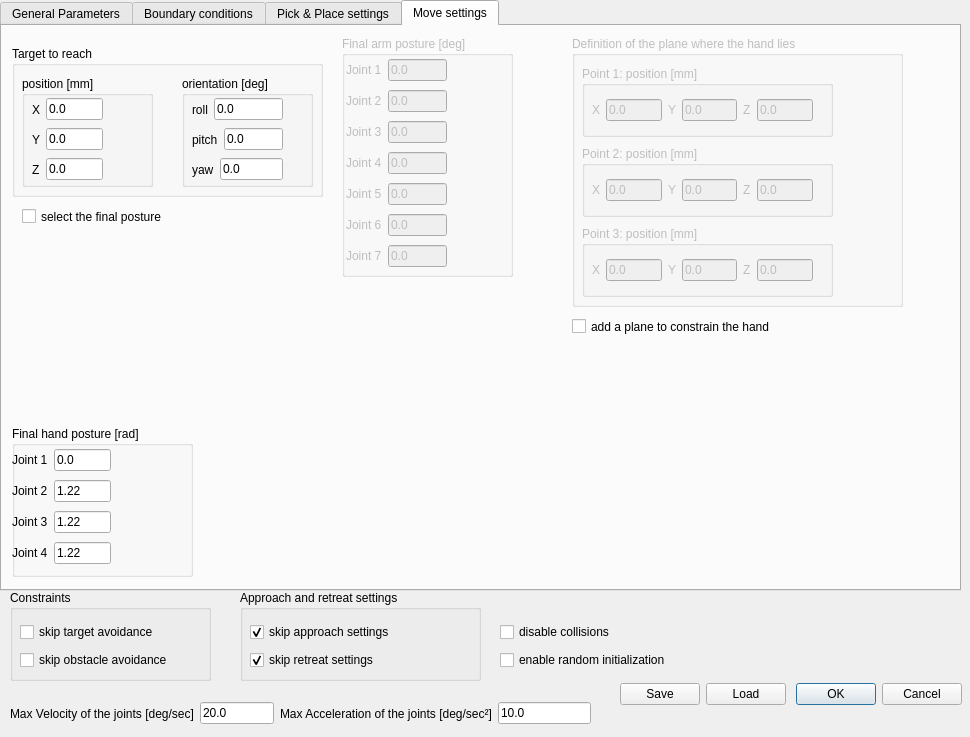
This is ui/toldialoghump.ui in JoaoQPereira/motion_manager as Qt 5 draws it before an edit. The edited form follows.
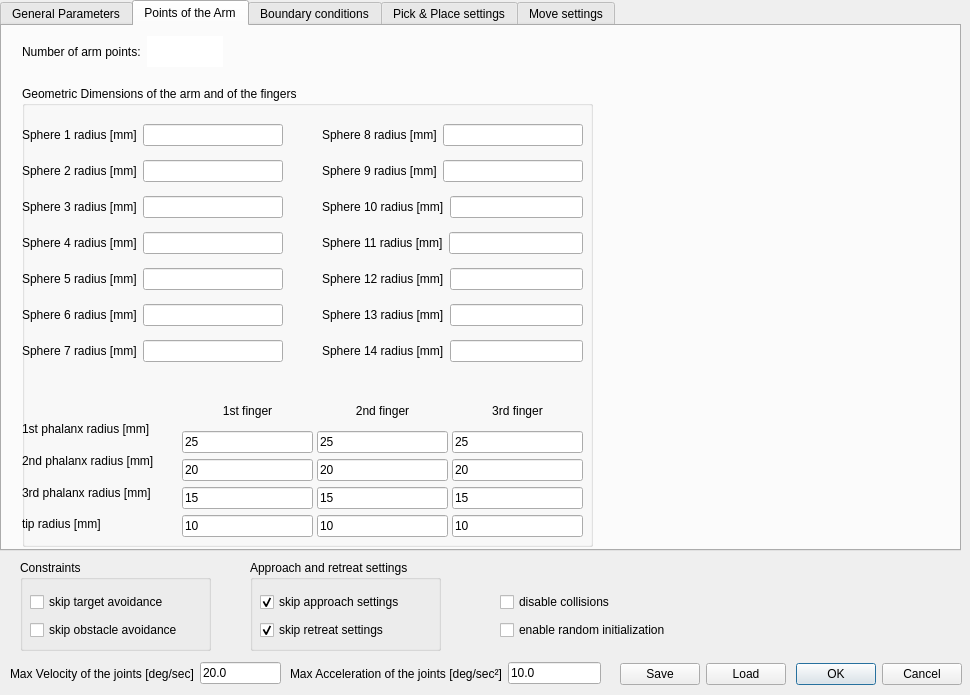
This is the edited form.

Commit message: Points of arm: Update GUI and HUML connection

```diff
--- a/ui/toldialoghump.ui
+++ b/ui/toldialoghump.ui
@@ -7,7 +7,7 @@
     <x>0</x>
     <y>0</y>
     <width>970</width>
-    <height>737</height>
+    <height>695</height>
    </rect>
   </property>
   <property name="windowTitle">
@@ -17,8 +17,8 @@
    <property name="geometry">
     <rect>
      <x>10</x>
-     <y>700</y>
-     <width>264</width>
+     <y>660</y>
+     <width>271</width>
      <height>27</height>
     </rect>
    </property>
@@ -42,9 +42,9 @@
   <widget class="QGroupBox" name="groupBox_constraints">
    <property name="geometry">
     <rect>
-     <x>10</x>
-     <y>590</y>
-     <width>201</width>
+     <x>20</x>
+     <y>560</y>
+     <width>191</width>
      <height>91</height>
     </rect>
    </property>
@@ -84,294 +84,16 @@
      <x>0</x>
      <y>0</y>
      <width>961</width>
-     <height>591</height>
+     <height>551</height>
     </rect>
    </property>
    <property name="currentIndex">
-    <number>3</number>
+    <number>1</number>
    </property>
    <widget class="QWidget" name="tab_huml_params">
     <attribute name="title">
      <string>General Parameters</string>
     </attribute>
-    <widget class="QGroupBox" name="groupBox">
-     <property name="geometry">
-      <rect>
-       <x>10</x>
-       <y>10</y>
-       <width>761</width>
-       <height>161</height>
-      </rect>
-     </property>
-     <property name="title">
-      <string>Geometric Dimensions of the arms and of the fingers</string>
-     </property>
-     <widget class="QWidget" name="layoutWidget_arm">
-      <property name="geometry">
-       <rect>
-        <x>0</x>
-        <y>30</y>
-        <width>191</width>
-        <height>128</height>
-       </rect>
-      </property>
-      <layout class="QVBoxLayout" name="verticalLayout">
-       <item>
-        <layout class="QHBoxLayout" name="horizontalLayout">
-         <item>
-          <widget class="QLabel" name="label_shoulder_r">
-           <property name="text">
-            <string>Shoulder radius [mm]</string>
-           </property>
-          </widget>
-         </item>
-         <item>
-          <widget class="QLineEdit" name="lineEdit_shoulder_r">
-           <property name="text">
-            <string>80.0</string>
-           </property>
-          </widget>
-         </item>
-        </layout>
-       </item>
-       <item>
-        <layout class="QHBoxLayout" name="horizontalLayout_2">
-         <item>
-          <widget class="QLabel" name="label_shoulder_r_2">
-           <property name="text">
-            <string>Elbow radius [mm]</string>
-           </property>
-          </widget>
-         </item>
-         <item>
-          <widget class="QLineEdit" name="lineEdit_elbow_r">
-           <property name="text">
-            <string>70.0</string>
-           </property>
-          </widget>
-         </item>
-        </layout>
-       </item>
-       <item>
-        <layout class="QHBoxLayout" name="horizontalLayout_5">
-         <item>
-          <widget class="QLabel" name="label_shoulder_r_5">
-           <property name="text">
-            <string>Wrist radius [mm]</string>
-           </property>
-          </widget>
-         </item>
-         <item>
-          <widget class="QLineEdit" name="lineEdit_wrist_r">
-           <property name="text">
-            <string>60.0</string>
-           </property>
-          </widget>
-         </item>
-        </layout>
-       </item>
-       <item>
-        <layout class="QHBoxLayout" name="horizontalLayout_6">
-         <item>
-          <widget class="QLabel" name="label_shoulder_r_6">
-           <property name="text">
-            <string>Hand radius [mm]</string>
-           </property>
-          </widget>
-         </item>
-         <item>
-          <widget class="QLineEdit" name="lineEdit_hand_r">
-           <property name="text">
-            <string>50.0</string>
-           </property>
-          </widget>
-         </item>
-        </layout>
-       </item>
-      </layout>
-     </widget>
-     <widget class="QWidget" name="layoutWidget_hand_1">
-      <property name="geometry">
-       <rect>
-        <x>360</x>
-        <y>10</y>
-        <width>131</width>
-        <height>141</height>
-       </rect>
-      </property>
-      <layout class="QVBoxLayout" name="verticalLayout_2">
-       <item>
-        <widget class="QLabel" name="label_5">
-         <property name="text">
-          <string>1st finger</string>
-         </property>
-        </widget>
-       </item>
-       <item>
-        <widget class="QLineEdit" name="lineEdit_hand_1_1">
-         <property name="text">
-          <string>25.0</string>
-         </property>
-        </widget>
-       </item>
-       <item>
-        <widget class="QLineEdit" name="lineEdit_hand_2_1">
-         <property name="text">
-          <string>25.0</string>
-         </property>
-        </widget>
-       </item>
-       <item>
-        <widget class="QLineEdit" name="lineEdit_hand_3_1">
-         <property name="text">
-          <string>20.0</string>
-         </property>
-        </widget>
-       </item>
-       <item>
-        <widget class="QLineEdit" name="lineEdit_hand_tip_1">
-         <property name="text">
-          <string>5.0</string>
-         </property>
-        </widget>
-       </item>
-      </layout>
-     </widget>
-     <widget class="QWidget" name="layoutWidget_hand_2">
-      <property name="geometry">
-       <rect>
-        <x>495</x>
-        <y>10</y>
-        <width>131</width>
-        <height>141</height>
-       </rect>
-      </property>
-      <layout class="QVBoxLayout" name="verticalLayout_3">
-       <item>
-        <widget class="QLabel" name="label_6">
-         <property name="text">
-          <string>2nd finger</string>
-         </property>
-        </widget>
-       </item>
-       <item>
-        <widget class="QLineEdit" name="lineEdit_hand_1_2">
-         <property name="text">
-          <string>25.0</string>
-         </property>
-        </widget>
-       </item>
-       <item>
-        <widget class="QLineEdit" name="lineEdit_hand_2_2">
-         <property name="text">
-          <string>25.0</string>
-         </property>
-        </widget>
-       </item>
-       <item>
-        <widget class="QLineEdit" name="lineEdit_hand_3_2">
-         <property name="text">
-          <string>20.0</string>
-         </property>
-        </widget>
-       </item>
-       <item>
-        <widget class="QLineEdit" name="lineEdit_hand_tip_2">
-         <property name="text">
-          <string>5.0</string>
-         </property>
-        </widget>
-       </item>
-      </layout>
-     </widget>
-     <widget class="QWidget" name="layoutWidget_hand_3">
-      <property name="geometry">
-       <rect>
-        <x>630</x>
-        <y>10</y>
-        <width>131</width>
-        <height>141</height>
-       </rect>
-      </property>
-      <layout class="QVBoxLayout" name="verticalLayout_4">
-       <item>
-        <widget class="QLabel" name="label_7">
-         <property name="text">
-          <string>3rd finger</string>
-         </property>
-        </widget>
-       </item>
-       <item>
-        <widget class="QLineEdit" name="lineEdit_hand_1_3">
-         <property name="text">
-          <string>25.0</string>
-         </property>
-        </widget>
-       </item>
-       <item>
-        <widget class="QLineEdit" name="lineEdit_hand_2_3">
-         <property name="text">
-          <string>25.0</string>
-         </property>
-        </widget>
-       </item>
-       <item>
-        <widget class="QLineEdit" name="lineEdit_hand_3_3">
-         <property name="text">
-          <string>20.0</string>
-         </property>
-        </widget>
-       </item>
-       <item>
-        <widget class="QLineEdit" name="lineEdit_hand_tip_3">
-         <property name="text">
-          <string>5.0</string>
-         </property>
-        </widget>
-       </item>
-      </layout>
-     </widget>
-     <widget class="QWidget" name="layoutWidget_hand_radius">
-      <property name="geometry">
-       <rect>
-        <x>200</x>
-        <y>30</y>
-        <width>154</width>
-        <height>121</height>
-       </rect>
-      </property>
-      <layout class="QVBoxLayout" name="verticalLayout_5">
-       <item>
-        <widget class="QLabel" name="label">
-         <property name="text">
-          <string>1st phalanx radius [mm]</string>
-         </property>
-        </widget>
-       </item>
-       <item>
-        <widget class="QLabel" name="label_2">
-         <property name="text">
-          <string>2nd phalanx radius [mm]</string>
-         </property>
-        </widget>
-       </item>
-       <item>
-        <widget class="QLabel" name="label_3">
-         <property name="text">
-          <string>3rd phalanx radius [mm]</string>
-         </property>
-        </widget>
-       </item>
-       <item>
-        <widget class="QLabel" name="label_4">
-         <property name="text">
-          <string>tip radius [mm]</string>
-         </property>
-        </widget>
-       </item>
-      </layout>
-     </widget>
-    </widget>
     <widget class="QGroupBox" name="groupBox_5">
      <property name="geometry">
       <rect>
@@ -1121,6 +843,471 @@
      </widget>
     </widget>
    </widget>
+   <widget class="QWidget" name="tab_huml_points_of_arm">
+    <attribute name="title">
+     <string>Points of the Arm</string>
+    </attribute>
+    <widget class="QGroupBox" name="groupBox_spheres_radius">
+     <property name="geometry">
+      <rect>
+       <x>20</x>
+       <y>60</y>
+       <width>571</width>
+       <height>461</height>
+      </rect>
+     </property>
+     <property name="title">
+      <string>Geometric Dimensions of the arm and of the fingers</string>
+     </property>
+     <widget class="QWidget" name="layoutWidget_6">
+      <property name="geometry">
+       <rect>
+        <x>300</x>
+        <y>30</y>
+        <width>261</width>
+        <height>261</height>
+       </rect>
+      </property>
+      <layout class="QVBoxLayout" name="verticalLayout_43">
+       <item>
+        <layout class="QHBoxLayout" name="horizontalLayout_69">
+         <item>
+          <widget class="QLabel" name="label_108">
+           <property name="text">
+            <string>Sphere 8 radius [mm]</string>
+           </property>
+          </widget>
+         </item>
+         <item>
+          <widget class="QLineEdit" name="lineEdit_sphere8_r"/>
+         </item>
+        </layout>
+       </item>
+       <item>
+        <layout class="QHBoxLayout" name="horizontalLayout_70">
+         <item>
+          <widget class="QLabel" name="label_109">
+           <property name="text">
+            <string>Sphere 9 radius [mm]</string>
+           </property>
+          </widget>
+         </item>
+         <item>
+          <widget class="QLineEdit" name="lineEdit_sphere9_r"/>
+         </item>
+        </layout>
+       </item>
+       <item>
+        <layout class="QHBoxLayout" name="horizontalLayout_71">
+         <item>
+          <widget class="QLabel" name="label_110">
+           <property name="text">
+            <string>Sphere 10 radius [mm]</string>
+           </property>
+          </widget>
+         </item>
+         <item>
+          <widget class="QLineEdit" name="lineEdit_sphere10_r"/>
+         </item>
+        </layout>
+       </item>
+       <item>
+        <layout class="QHBoxLayout" name="horizontalLayout_72">
+         <item>
+          <widget class="QLabel" name="label_111">
+           <property name="text">
+            <string>Sphere 11 radius [mm]</string>
+           </property>
+          </widget>
+         </item>
+         <item>
+          <widget class="QLineEdit" name="lineEdit_sphere11_r"/>
+         </item>
+        </layout>
+       </item>
+       <item>
+        <layout class="QHBoxLayout" name="horizontalLayout_73">
+         <item>
+          <widget class="QLabel" name="label_112">
+           <property name="text">
+            <string>Sphere 12 radius [mm]</string>
+           </property>
+          </widget>
+         </item>
+         <item>
+          <widget class="QLineEdit" name="lineEdit_sphere12_r"/>
+         </item>
+        </layout>
+       </item>
+       <item>
+        <layout class="QHBoxLayout" name="horizontalLayout_74">
+         <item>
+          <widget class="QLabel" name="label_113">
+           <property name="text">
+            <string>Sphere 13 radius [mm]</string>
+           </property>
+          </widget>
+         </item>
+         <item>
+          <widget class="QLineEdit" name="lineEdit_sphere13_r"/>
+         </item>
+        </layout>
+       </item>
+       <item>
+        <layout class="QHBoxLayout" name="horizontalLayout_75">
+         <item>
+          <widget class="QLabel" name="label_114">
+           <property name="text">
+            <string>Sphere 14 radius [mm]</string>
+           </property>
+          </widget>
+         </item>
+         <item>
+          <widget class="QLineEdit" name="lineEdit_sphere14_r"/>
+         </item>
+        </layout>
+       </item>
+      </layout>
+     </widget>
+     <widget class="QWidget" name="layoutWidget_hand_9">
+      <property name="geometry">
+       <rect>
+        <x>160</x>
+        <y>310</y>
+        <width>131</width>
+        <height>141</height>
+       </rect>
+      </property>
+      <layout class="QVBoxLayout" name="verticalLayout_47">
+       <item>
+        <widget class="QLabel" name="label_121">
+         <property name="text">
+          <string>1st finger</string>
+         </property>
+         <property name="alignment">
+          <set>Qt::AlignCenter</set>
+         </property>
+        </widget>
+       </item>
+       <item>
+        <widget class="QLineEdit" name="lineEdit_hand_1_1">
+         <property name="text">
+          <string>25</string>
+         </property>
+        </widget>
+       </item>
+       <item>
+        <widget class="QLineEdit" name="lineEdit_hand_2_1">
+         <property name="text">
+          <string>20</string>
+         </property>
+        </widget>
+       </item>
+       <item>
+        <widget class="QLineEdit" name="lineEdit_hand_3_1">
+         <property name="text">
+          <string>15</string>
+         </property>
+        </widget>
+       </item>
+       <item>
+        <widget class="QLineEdit" name="lineEdit_hand_tip_1">
+         <property name="text">
+          <string>10</string>
+         </property>
+        </widget>
+       </item>
+      </layout>
+     </widget>
+     <widget class="QWidget" name="layoutWidget_hand_7">
+      <property name="geometry">
+       <rect>
+        <x>430</x>
+        <y>310</y>
+        <width>131</width>
+        <height>141</height>
+       </rect>
+      </property>
+      <layout class="QVBoxLayout" name="verticalLayout_44">
+       <item>
+        <widget class="QLabel" name="label_115">
+         <property name="text">
+          <string>3rd finger</string>
+         </property>
+         <property name="alignment">
+          <set>Qt::AlignCenter</set>
+         </property>
+        </widget>
+       </item>
+       <item>
+        <widget class="QLineEdit" name="lineEdit_hand_1_3">
+         <property name="text">
+          <string>25</string>
+         </property>
+        </widget>
+       </item>
+       <item>
+        <widget class="QLineEdit" name="lineEdit_hand_2_3">
+         <property name="text">
+          <string>20</string>
+         </property>
+        </widget>
+       </item>
+       <item>
+        <widget class="QLineEdit" name="lineEdit_hand_3_3">
+         <property name="text">
+          <string>15</string>
+         </property>
+        </widget>
+       </item>
+       <item>
+        <widget class="QLineEdit" name="lineEdit_hand_tip_3">
+         <property name="text">
+          <string>10</string>
+         </property>
+        </widget>
+       </item>
+      </layout>
+     </widget>
+     <widget class="QWidget" name="layoutWidget_hand_8">
+      <property name="geometry">
+       <rect>
+        <x>295</x>
+        <y>310</y>
+        <width>131</width>
+        <height>141</height>
+       </rect>
+      </property>
+      <layout class="QVBoxLayout" name="verticalLayout_46">
+       <item>
+        <widget class="QLabel" name="label_120">
+         <property name="text">
+          <string>2nd finger</string>
+         </property>
+         <property name="alignment">
+          <set>Qt::AlignCenter</set>
+         </property>
+        </widget>
+       </item>
+       <item>
+        <widget class="QLineEdit" name="lineEdit_hand_1_2">
+         <property name="text">
+          <string>25</string>
+         </property>
+        </widget>
+       </item>
+       <item>
+        <widget class="QLineEdit" name="lineEdit_hand_2_2">
+         <property name="text">
+          <string>20</string>
+         </property>
+        </widget>
+       </item>
+       <item>
+        <widget class="QLineEdit" name="lineEdit_hand_3_2">
+         <property name="text">
+          <string>15</string>
+         </property>
+        </widget>
+       </item>
+       <item>
+        <widget class="QLineEdit" name="lineEdit_hand_tip_2">
+         <property name="text">
+          <string>10</string>
+         </property>
+        </widget>
+       </item>
+      </layout>
+     </widget>
+     <widget class="QWidget" name="layoutWidget_hand_radius_3">
+      <property name="geometry">
+       <rect>
+        <x>0</x>
+        <y>330</y>
+        <width>154</width>
+        <height>121</height>
+       </rect>
+      </property>
+      <layout class="QVBoxLayout" name="verticalLayout_45">
+       <item>
+        <widget class="QLabel" name="label_116">
+         <property name="text">
+          <string>1st phalanx radius [mm]</string>
+         </property>
+        </widget>
+       </item>
+       <item>
+        <widget class="QLabel" name="label_117">
+         <property name="text">
+          <string>2nd phalanx radius [mm]</string>
+         </property>
+        </widget>
+       </item>
+       <item>
+        <widget class="QLabel" name="label_118">
+         <property name="text">
+          <string>3rd phalanx radius [mm]</string>
+         </property>
+        </widget>
+       </item>
+       <item>
+        <widget class="QLabel" name="label_119">
+         <property name="text">
+          <string>tip radius [mm]</string>
+         </property>
+        </widget>
+       </item>
+      </layout>
+     </widget>
+     <widget class="QWidget" name="layoutWidget">
+      <property name="geometry">
+       <rect>
+        <x>0</x>
+        <y>30</y>
+        <width>261</width>
+        <height>261</height>
+       </rect>
+      </property>
+      <layout class="QVBoxLayout" name="verticalLayout_42">
+       <item>
+        <layout class="QHBoxLayout" name="horizontalLayout_38">
+         <item>
+          <widget class="QLabel" name="label_95">
+           <property name="text">
+            <string>Sphere 1 radius [mm]</string>
+           </property>
+          </widget>
+         </item>
+         <item>
+          <widget class="QLineEdit" name="lineEdit_sphere1_r"/>
+         </item>
+        </layout>
+       </item>
+       <item>
+        <layout class="QHBoxLayout" name="horizontalLayout_39">
+         <item>
+          <widget class="QLabel" name="label_96">
+           <property name="text">
+            <string>Sphere 2 radius [mm]</string>
+           </property>
+          </widget>
+         </item>
+         <item>
+          <widget class="QLineEdit" name="lineEdit_sphere2_r"/>
+         </item>
+        </layout>
+       </item>
+       <item>
+        <layout class="QHBoxLayout" name="horizontalLayout_40">
+         <item>
+          <widget class="QLabel" name="label_103">
+           <property name="text">
+            <string>Sphere 3 radius [mm]</string>
+           </property>
+          </widget>
+         </item>
+         <item>
+          <widget class="QLineEdit" name="lineEdit_sphere3_r"/>
+         </item>
+        </layout>
+       </item>
+       <item>
+        <layout class="QHBoxLayout" name="horizontalLayout_65">
+         <item>
+          <widget class="QLabel" name="label_104">
+           <property name="text">
+            <string>Sphere 4 radius [mm]</string>
+           </property>
+          </widget>
+         </item>
+         <item>
+          <widget class="QLineEdit" name="lineEdit_sphere4_r"/>
+         </item>
+        </layout>
+       </item>
+       <item>
+        <layout class="QHBoxLayout" name="horizontalLayout_66">
+         <item>
+          <widget class="QLabel" name="label_105">
+           <property name="text">
+            <string>Sphere 5 radius [mm]</string>
+           </property>
+          </widget>
+         </item>
+         <item>
+          <widget class="QLineEdit" name="lineEdit_sphere5_r"/>
+         </item>
+        </layout>
+       </item>
+       <item>
+        <layout class="QHBoxLayout" name="horizontalLayout_67">
+         <item>
+          <widget class="QLabel" name="label_106">
+           <property name="text">
+            <string>Sphere 6 radius [mm]</string>
+           </property>
+          </widget>
+         </item>
+         <item>
+          <widget class="QLineEdit" name="lineEdit_sphere6_r"/>
+         </item>
+        </layout>
+       </item>
+       <item>
+        <layout class="QHBoxLayout" name="horizontalLayout_68">
+         <item>
+          <widget class="QLabel" name="label_107">
+           <property name="text">
+            <string>Sphere 7 radius [mm]</string>
+           </property>
+          </widget>
+         </item>
+         <item>
+          <widget class="QLineEdit" name="lineEdit_sphere7_r"/>
+         </item>
+        </layout>
+       </item>
+      </layout>
+     </widget>
+    </widget>
+    <widget class="QWidget" name="layoutWidget">
+     <property name="geometry">
+      <rect>
+       <x>20</x>
+       <y>10</y>
+       <width>201</width>
+       <height>31</height>
+      </rect>
+     </property>
+     <layout class="QHBoxLayout" name="horizontalLayout_37">
+      <property name="leftMargin">
+       <number>0</number>
+      </property>
+      <item>
+       <widget class="QLabel" name="label_94">
+        <property name="text">
+         <string>Number of arm points:</string>
+        </property>
+       </widget>
+      </item>
+      <item>
+       <widget class="QLabel" name="label_points_arm">
+        <property name="styleSheet">
+         <string notr="true">background-color: rgb(255, 255, 255);</string>
+        </property>
+        <property name="text">
+         <string/>
+        </property>
+        <property name="alignment">
+         <set>Qt::AlignCenter</set>
+        </property>
+       </widget>
+      </item>
+     </layout>
+    </widget>
+    <zorder>layoutWidget</zorder>
+    <zorder>groupBox_spheres_radius</zorder>
+   </widget>
    <widget class="QWidget" name="tab_huml_bounds">
     <attribute name="title">
      <string>Boundary conditions</string>
@@ -2529,7 +2716,7 @@
        <rect>
         <x>10</x>
         <y>30</y>
-        <width>131</width>
+        <width>91</width>
         <height>111</height>
        </rect>
       </property>
@@ -2620,7 +2807,7 @@
        <rect>
         <x>170</x>
         <y>30</y>
-        <width>131</width>
+        <width>111</width>
         <height>111</height>
        </rect>
       </property>
@@ -2714,8 +2901,8 @@
      <property name="geometry">
       <rect>
        <x>340</x>
-       <y>10</y>
-       <width>171</width>
+       <y>20</y>
+       <width>141</width>
        <height>241</height>
       </rect>
      </property>
@@ -2865,13 +3052,13 @@
      <property name="geometry">
       <rect>
        <x>10</x>
-       <y>400</y>
-       <width>181</width>
+       <y>360</y>
+       <width>151</width>
        <height>151</height>
       </rect>
      </property>
      <property name="title">
-      <string>Final hand posture [rad]</string>
+      <string>Final hand posture [deg]</string>
      </property>
      <widget class="QWidget" name="layoutWidget">
       <property name="geometry">
@@ -2913,7 +3100,7 @@
          <item>
           <widget class="QLineEdit" name="lineEdit_final_hand_2">
            <property name="text">
-            <string>1.22</string>
+            <string>69.96</string>
            </property>
           </widget>
          </item>
@@ -2931,7 +3118,7 @@
          <item>
           <widget class="QLineEdit" name="lineEdit_final_hand_3">
            <property name="text">
-            <string>1.22</string>
+            <string>69.96</string>
            </property>
           </widget>
          </item>
@@ -2949,7 +3136,7 @@
          <item>
           <widget class="QLineEdit" name="lineEdit_final_hand_4">
            <property name="text">
-            <string>1.22</string>
+            <string>69.96</string>
            </property>
           </widget>
          </item>
@@ -2978,8 +3165,8 @@
      <property name="geometry">
       <rect>
        <x>570</x>
-       <y>10</y>
-       <width>331</width>
+       <y>20</y>
+       <width>271</width>
        <height>271</height>
       </rect>
      </property>
@@ -2991,7 +3178,7 @@
        <rect>
         <x>10</x>
         <y>30</y>
-        <width>251</width>
+        <width>241</width>
         <height>71</height>
        </rect>
       </property>
@@ -3070,7 +3257,7 @@
        <rect>
         <x>10</x>
         <y>110</y>
-        <width>251</width>
+        <width>241</width>
         <height>71</height>
        </rect>
       </property>
@@ -3149,7 +3336,7 @@
        <rect>
         <x>10</x>
         <y>190</y>
-        <width>251</width>
+        <width>241</width>
         <height>71</height>
        </rect>
       </property>
@@ -3228,7 +3415,7 @@
      <property name="geometry">
       <rect>
        <x>570</x>
-       <y>290</y>
+       <y>300</y>
        <width>241</width>
        <height>21</height>
       </rect>
@@ -3242,9 +3429,9 @@
   <widget class="QGroupBox" name="groupBox_constraints_2">
    <property name="geometry">
     <rect>
-     <x>240</x>
-     <y>590</y>
-     <width>241</width>
+     <x>250</x>
+     <y>560</y>
+     <width>191</width>
      <height>91</height>
     </rect>
    </property>
@@ -3288,7 +3475,7 @@
    <property name="geometry">
     <rect>
      <x>620</x>
-     <y>680</y>
+     <y>660</y>
      <width>342</width>
      <height>28</height>
     </rect>
@@ -3328,8 +3515,8 @@
    <property name="geometry">
     <rect>
      <x>500</x>
-     <y>620</y>
-     <width>271</width>
+     <y>590</y>
+     <width>192</width>
      <height>52</height>
     </rect>
    </property>
@@ -3359,8 +3546,8 @@
   <widget class="QWidget" name="layoutWidget_max_vel_2">
    <property name="geometry">
     <rect>
-     <x>280</x>
-     <y>700</y>
+     <x>290</x>
+     <y>660</y>
      <width>311</width>
      <height>27</height>
     </rect>
```
Left out of the diff: 98 changed lines with no effect on the pictures. The commit also changes 19 other files.
